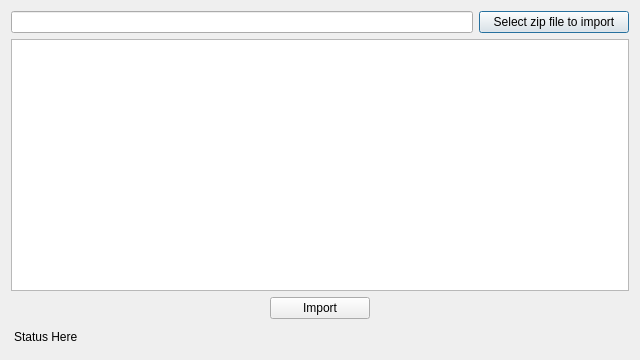
Above: Gui/Dialogs/DialogImport.ui from fxdeniz/NeSync before the change. Below: the same form after it.
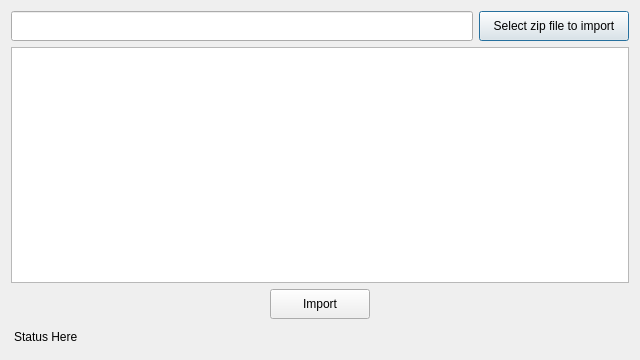
That is the form after the change.

Commit message: make buttons and lineEdits 30px height in Dialogs

The edit to the form file:
```diff
--- a/Gui/Dialogs/DialogImport.ui
+++ b/Gui/Dialogs/DialogImport.ui
@@ -18,6 +18,17 @@
     <layout class="QHBoxLayout" name="horizontalLayout">
      <item>
       <widget class="QLineEdit" name="lineEdit">
+       <property name="minimumSize">
+        <size>
+         <width>0</width>
+         <height>30</height>
+        </size>
+       </property>
+       <property name="font">
+        <font>
+         <bold>true</bold>
+        </font>
+       </property>
        <property name="readOnly">
         <bool>true</bool>
        </property>
@@ -28,7 +39,7 @@
        <property name="minimumSize">
         <size>
          <width>150</width>
-         <height>0</height>
+         <height>30</height>
         </size>
        </property>
        <property name="text">
@@ -61,7 +72,7 @@
        <property name="minimumSize">
         <size>
          <width>100</width>
-         <height>0</height>
+         <height>30</height>
         </size>
        </property>
        <property name="text">
```
The commit also changes 3 other files.
